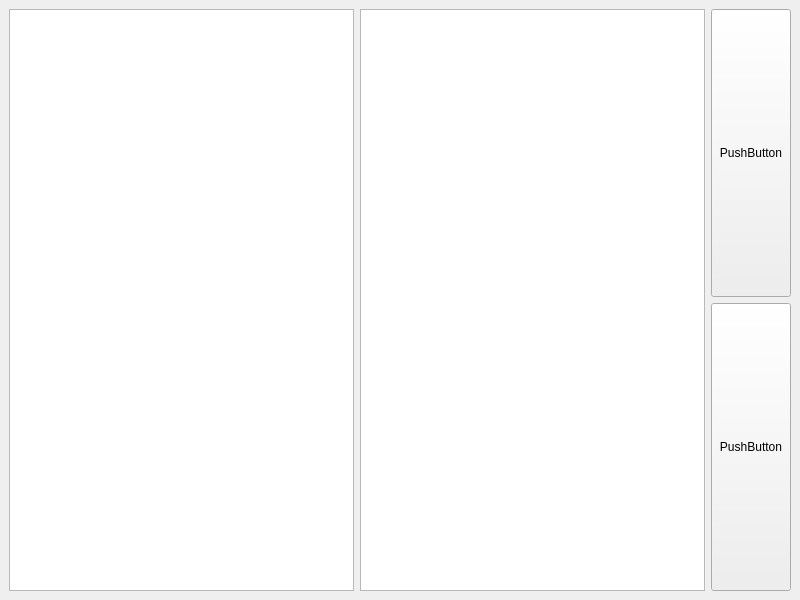
Qt form mainwindow.ui (KimalIsaev/third) before a commit.
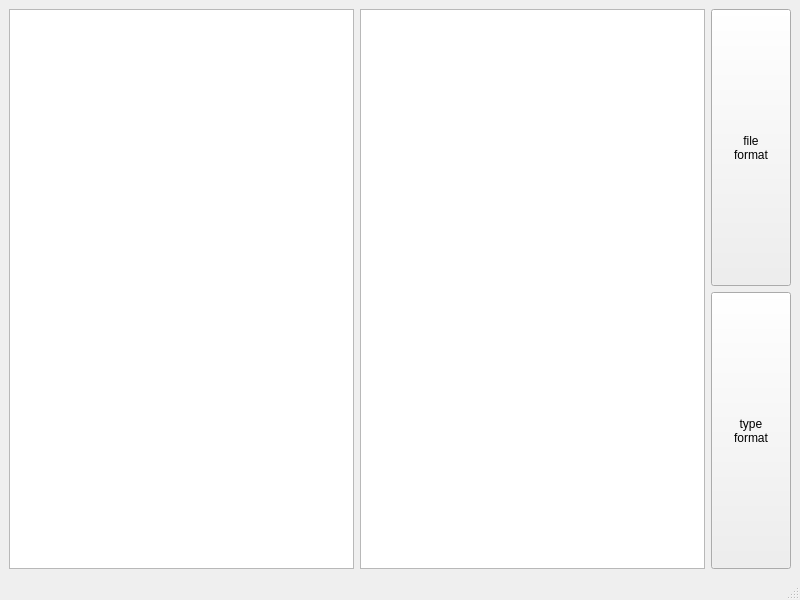
The same form after that commit.

Commit message: added sockets in mainwindow

The edit to the form file:
```diff
--- a/mainwindow.ui
+++ b/mainwindow.ui
@@ -26,26 +26,28 @@
       <item>
        <widget class="QPushButton" name="fileFormat">
         <property name="sizePolicy">
-         <sizepolicy hsizetype="Minimum" vsizetype="Minimum">
+         <sizepolicy hsizetype="Minimum" vsizetype="Expanding">
           <horstretch>0</horstretch>
           <verstretch>0</verstretch>
          </sizepolicy>
         </property>
         <property name="text">
-         <string>PushButton</string>
+         <string>file
+format</string>
         </property>
        </widget>
       </item>
       <item>
        <widget class="QPushButton" name="typeFormat">
         <property name="sizePolicy">
-         <sizepolicy hsizetype="Minimum" vsizetype="Minimum">
+         <sizepolicy hsizetype="Minimum" vsizetype="Expanding">
           <horstretch>0</horstretch>
           <verstretch>0</verstretch>
          </sizepolicy>
         </property>
         <property name="text">
-         <string>PushButton</string>
+         <string>type
+format</string>
         </property>
        </widget>
       </item>
@@ -53,6 +55,17 @@
     </item>
    </layout>
   </widget>
+  <widget class="QMenuBar" name="menubar">
+   <property name="geometry">
+    <rect>
+     <x>0</x>
+     <y>0</y>
+     <width>800</width>
+     <height>20</height>
+    </rect>
+   </property>
+  </widget>
+  <widget class="QStatusBar" name="statusbar"/>
  </widget>
  <resources/>
  <connections/>
```
Left out of the diff: 58 changed lines with no effect on the pictures. The commit also changes 1 other file.
